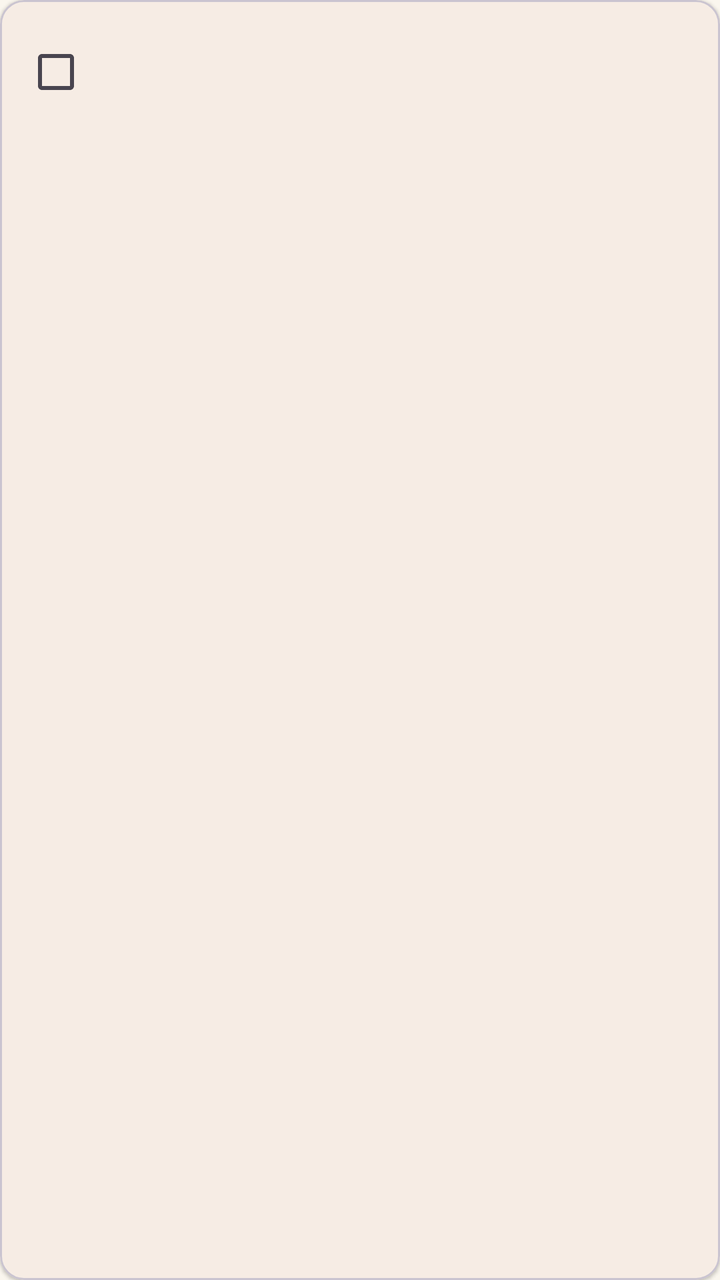
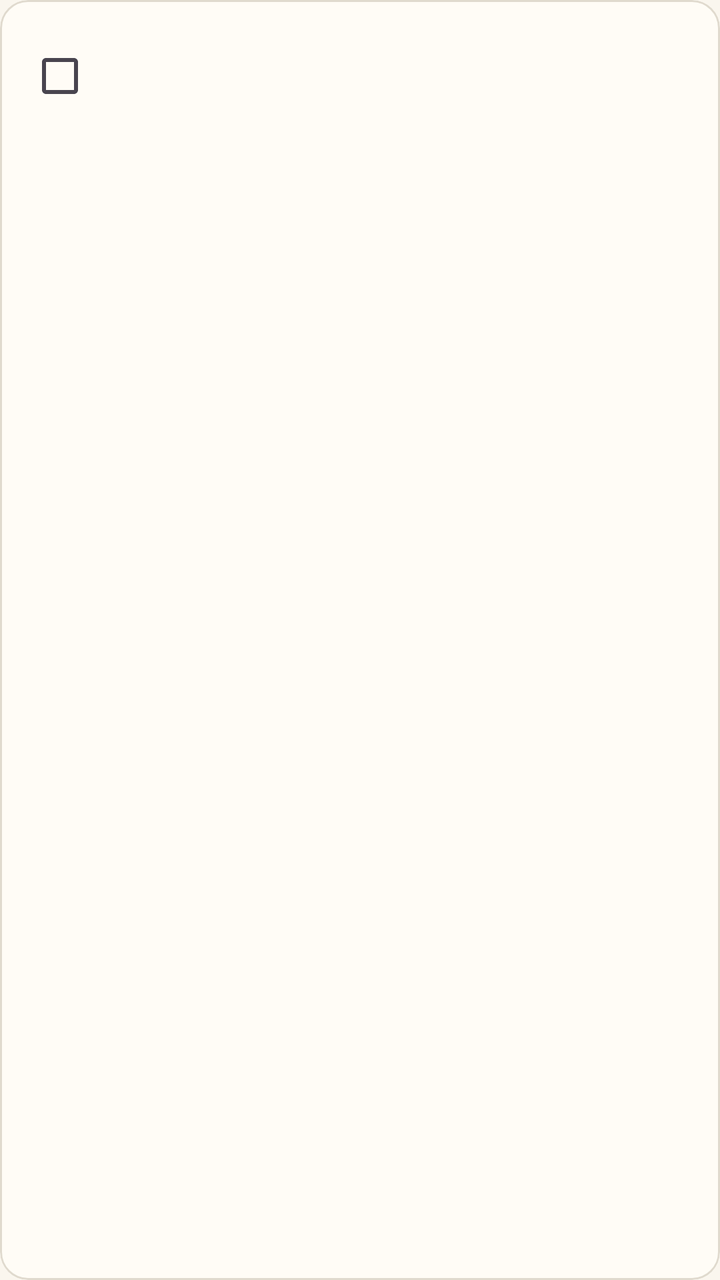

An Android layout rendered at two revisions. The XML below is the earlier revision; the diff shows what the commit changed to produce the second picture.
<!-- AndroidManifest.xml: application theme Theme.Idun -->
<!-- res/layout/item_recipe.xml -->
<?xml version="1.0" encoding="utf-8"?>
<com.google.android.material.card.MaterialCardView
    xmlns:android="http://schemas.android.com/apk/res/android"
    xmlns:app="http://schemas.android.com/apk/res-auto"
    android:layout_width="match_parent"
    android:layout_height="wrap_content"
    android:layout_marginVertical="4dp"
    app:cardCornerRadius="12dp"
    app:cardElevation="1dp">

    <LinearLayout
        android:layout_width="match_parent"
        android:layout_height="wrap_content"
        android:orientation="horizontal"
        android:padding="12dp"
        android:gravity="center_vertical">

        <CheckBox
            android:id="@+id/recipe_checkbox"
            android:layout_width="wrap_content"
            android:layout_height="wrap_content" />

        <LinearLayout
            android:layout_width="0dp"
            android:layout_height="wrap_content"
            android:layout_weight="1"
            android:layout_marginStart="8dp"
            android:orientation="vertical">

            <TextView
                android:id="@+id/recipe_title"
                android:layout_width="match_parent"
                android:layout_height="wrap_content"
                android:textSize="16sp"
                android:textStyle="bold" />

            <TextView
                android:id="@+id/recipe_source"
                android:layout_width="match_parent"
                android:layout_height="wrap_content"
                android:textSize="12sp"
                android:alpha="0.6" />
        </LinearLayout>
    </LinearLayout>
</com.google.android.material.card.MaterialCardView>
<!-- resources referenced by this layout -->
<resources>
  <style name="Theme.Idun" parent="Base.Theme.Idun" />
  <style name="Base.Theme.Idun" parent="Theme.Material3.DayNight.NoActionBar">
          <item name="colorPrimary">@color/accent_apple_red</item>
          <item name="colorOnPrimary">@color/white</item>
          <item name="colorSecondary">@color/accent_norse_gold</item>
          <item name="colorOnSecondary">@color/black</item>
          <item name="android:windowBackground">@color/background</item>
          <item name="colorSurface">@color/background</item>
          <item name="colorOnSurface">@color/text_primary</item>
      </style>
  <color name="accent_apple_red">#B33A3A</color>
  <color name="white">#FFFFFFFF</color>
  <color name="accent_norse_gold">#D4A24C</color>
  <color name="black">#FF000000</color>
  <color name="background">#FAF6EE</color>
  <color name="text_primary">#1A1A1A</color>
</resources>

<!-- the commit's change to res/layout/item_recipe.xml (unified diff, before → after) -->
@@ -5,26 +5,30 @@
     android:layout_width="match_parent"
     android:layout_height="wrap_content"
     android:layout_marginVertical="4dp"
-    app:cardCornerRadius="12dp"
-    app:cardElevation="1dp">
+    android:layout_marginHorizontal="4dp"
+    app:cardCornerRadius="14dp"
+    app:cardElevation="0dp"
+    app:strokeColor="@color/divider"
+    app:strokeWidth="1dp"
+    app:cardBackgroundColor="@color/card_background">
 
     <LinearLayout
         android:layout_width="match_parent"
         android:layout_height="wrap_content"
         android:orientation="horizontal"
-        android:padding="12dp"
+        android:padding="14dp"
         android:gravity="center_vertical">
 
         <CheckBox
             android:id="@+id/recipe_checkbox"
             android:layout_width="wrap_content"
-            android:layout_height="wrap_content" />
+            android:layout_height="wrap_content"
+            android:layout_marginEnd="6dp" />
 
         <LinearLayout
             android:layout_width="0dp"
             android:layout_height="wrap_content"
             android:layout_weight="1"
-            android:layout_marginStart="8dp"
             android:orientation="vertical">
 
             <TextView
@@ -32,14 +36,30 @@
                 android:layout_width="match_parent"
                 android:layout_height="wrap_content"
                 android:textSize="16sp"
-                android:textStyle="bold" />
+                android:textStyle="bold"
+                android:textColor="@color/text_primary"
+                android:maxLines="2"
+                android:ellipsize="end" />
 
             <TextView
-                android:id="@+id/recipe_source"
+                android:id="@+id/recipe_meta"
                 android:layout_width="match_parent"
                 android:layout_height="wrap_content"
                 android:textSize="12sp"
-                android:alpha="0.6" />
+                android:textColor="@color/text_secondary"
+                android:layout_marginTop="2dp" />
+
+            <TextView
+                android:id="@+id/recipe_tags"
+                android:layout_width="match_parent"
+                android:layout_height="wrap_content"
+                android:textSize="11sp"
+                android:textColor="@color/text_secondary"
+                android:alpha="0.75"
+                android:layout_marginTop="2dp"
+                android:maxLines="1"
+                android:ellipsize="end"
+                android:visibility="gone" />
         </LinearLayout>
     </LinearLayout>
 </com.google.android.material.card.MaterialCardView>
<!-- resource entries referenced after the edit -->
@@ -1,5 +1,9 @@
 <!-- resources referenced by this layout -->
 <resources>
+  <color name="card_background">#FFFCF6</color>
+  <color name="divider">#E0DACE</color>
+  <color name="text_primary">#1A1A1A</color>
+  <color name="text_secondary">#5C5C5C</color>
   <style name="Theme.Idun" parent="Base.Theme.Idun" />
   <style name="Base.Theme.Idun" parent="Theme.Material3.DayNight.NoActionBar">
           <item name="colorPrimary">@color/accent_apple_red</item>
@@ -15,6 +19,5 @@
   <color name="accent_norse_gold">#D4A24C</color>
   <color name="black">#FF000000</color>
   <color name="background">#FAF6EE</color>
-  <color name="text_primary">#1A1A1A</color>
 </resources>
 
